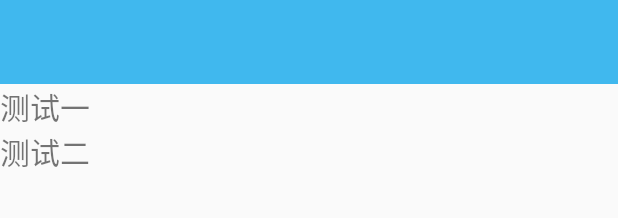
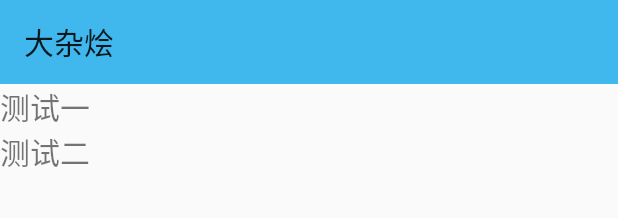
Before and after one commit to lutaian-fj/CommonProject, an Android app: the layout activity_main.xml on its own in the app's theme, with its tools: preview values and no code run, on a phone screen of 412 x 824 dp. Shown: the top 218 px of the screen. Run offline under Robolectric (Android 15) with nearby library versions, the phone set to English and light mode, and no system bars.

Commit message:
完善Toolbar功能

```diff
--- a/app/src/main/res/layout/activity_main.xml
+++ b/app/src/main/res/layout/activity_main.xml
@@ -1,6 +1,7 @@
 <?xml version="1.0" encoding="utf-8"?>
 <android.support.v4.widget.DrawerLayout xmlns:android="http://schemas.android.com/apk/res/android"
     xmlns:app="http://schemas.android.com/apk/res-auto"
+    xmlns:toolbar="http://schemas.android.com/apk/res-auto"
     android:id="@+id/dl_main"
     android:layout_width="match_parent"
     android:layout_height="match_parent">
@@ -15,7 +16,9 @@
             android:id="@+id/tb"
             android:layout_width="match_parent"
             android:layout_height="?attr/actionBarSize"
-            android:background="#40B8EE">
+            android:background="#40B8EE"
+            toolbar:title="大杂烩"
+            toolbar:popupTheme="@style/ToolbarPopupTheme">
 
         </android.support.v7.widget.Toolbar>
         <include
@@ -34,7 +37,7 @@
         app:insetForeground="@null"
         android:fitsSystemWindows="false"
         android:layout_marginTop="?attr/actionBarSize"
-        app:menu="@menu/menu_main">
+        app:menu="@menu/draw_view">
 
     </android.support.design.widget.NavigationView>
 </android.support.v4.widget.DrawerLayout>
--- /dev/null
+++ b/app/src/main/res/menu/draw_view.xml
@@ -0,0 +1,16 @@
+<?xml version="1.0" encoding="utf-8"?>
+<menu xmlns:android="http://schemas.android.com/apk/res/android">
+    <group android:checkableBehavior="single">
+        <item
+            android:id="@+id/menu_main_my_home"
+            android:title="个人首页"></item>
+        <item
+            android:id="@+id/menu_main_all_home"
+            android:title="公共首页"></item>
+
+        <item
+            android:id="@+id/menu_main_info"
+            android:title="个人信息" />
+    </group>
+
+</menu>
--- a/app/src/main/res/menu/menu_main.xml
+++ /dev/null
@@ -1,22 +0,0 @@
-<?xml version="1.0" encoding="utf-8"?>
-<menu xmlns:android="http://schemas.android.com/apk/res/android">
-    <group android:checkableBehavior="single">
-        <item
-            android:id="@+id/menu_main_home"
-            android:title="首页">
-            <menu>
-            <item
-                android:id="@+id/menu_main_my_home"
-                android:title="  个人首页"></item>
-            <item
-                android:id="@+id/menu_main_all_home"
-                android:title="  公共首页"></item>
-            </menu>
-
-        </item>
-        <item
-            android:id="@+id/menu_main_info"
-            android:title="个人信息" />
-    </group>
-
-</menu>
--- a/app/src/main/res/values/colors.xml
+++ b/app/src/main/res/values/colors.xml
@@ -4,4 +4,5 @@
     <color name="colorPrimaryDark">#303F9F</color>
     <color name="colorAccent">#FF4081</color>
     <color name="white">#ffffff</color>
+    <color name="black">#000000</color>
 </resources>
--- a/app/src/main/res/values/styles.xml
+++ b/app/src/main/res/values/styles.xml
@@ -4,10 +4,11 @@
     <style name="AppTheme" parent="Theme.AppCompat.Light.DarkActionBar">
         <!-- Customize your theme here. -->
         <item name="colorPrimary">@color/colorPrimary</item>
-        <item name="colorPrimaryDark">@color/colorPrimaryDark</item>
+        <item name="colorPrimaryDark">@color/colorPrimaryDark</item> <!--顶部状态栏的颜色 -->
         <item name="colorAccent">@color/colorAccent</item>
         <item name="android:windowActionBar">false</item>
         <item name="windowNoTitle">true</item>
+        <item name="android:textColorSecondary">@color/white</item>  <!-- 右上角三个图标的颜色 -->
     </style>
 
     <style name="Toolbar">
@@ -16,4 +17,10 @@
         <item name="android:background">?attr/colorPrimary</item>
     </style>
 
+    <!-- toolbar弹出菜单样式 -->
+    <style name="ToolbarPopupTheme" parent="@style/ThemeOverlay.AppCompat.Dark">
+        <item name="android:colorBackground">@color/colorAccent</item>
+        <item name="android:textColor">@color/black</item>
+    </style>
+
 </resources>
```
Also changed, not shown: app/src/main/java/lta/commonproject/ui/activity/MainActivity.java (+19 -7 lines), app/src/main/res/menu/drawer_view.xml (deleted, +0 -30 lines), app/src/main/res/menu/menu_main_right.xml (+6 -1 lines).
